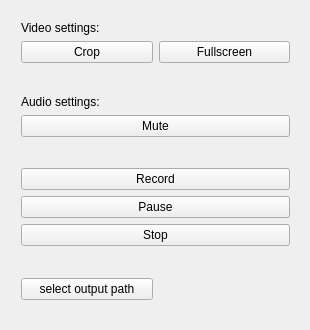
The window that GUI_ScreenRecorder/MainWindow.ui (lordef/PdS2021-screencapture) describes before a commit, drawn with Qt 5.
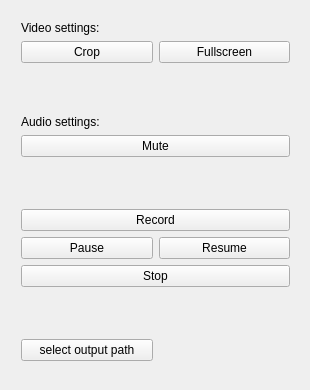
The same window after the commit. Icons and pictures are not drawn.

Commit message: aggiuto pulsante di resume e sua gestione

The edit to the form file:
```diff
--- a/GUI_ScreenRecorder/MainWindow.ui
+++ b/GUI_ScreenRecorder/MainWindow.ui
@@ -7,19 +7,19 @@
     <x>0</x>
     <y>0</y>
     <width>310</width>
-    <height>330</height>
+    <height>390</height>
    </rect>
   </property>
   <property name="minimumSize">
    <size>
     <width>310</width>
-    <height>330</height>
+    <height>390</height>
    </size>
   </property>
   <property name="maximumSize">
    <size>
     <width>310</width>
-    <height>330</height>
+    <height>390</height>
    </size>
   </property>
   <property name="windowTitle">
@@ -31,7 +31,7 @@
      <x>10</x>
      <y>10</y>
      <width>291</width>
-     <height>301</height>
+     <height>362</height>
     </rect>
    </property>
    <layout class="QVBoxLayout" name="verticalLayout_2">
@@ -115,11 +115,25 @@
      </widget>
     </item>
     <item>
+     <layout class="QHBoxLayout" name="horizontalLayout_2">
+      <item>
      <widget class="QPushButton" name="pauseButton">
       <property name="text">
        <string>Pause</string>
       </property>
      </widget>
+      </item>
+      <item>
+       <widget class="QPushButton" name="resumeButton">
+        <property name="text">
+         <string>Resume</string>
+        </property>
+        <property name="autoExclusive">
+         <bool>false</bool>
+        </property>
+       </widget>
+      </item>
+     </layout>
     </item>
     <item>
      <widget class="QPushButton" name="stopButton">
```
Left out of the diff: 2 changed lines with no effect on the pictures. Lines whose indentation alone changed are shown as unchanged. The commit also changes 2 other files.
